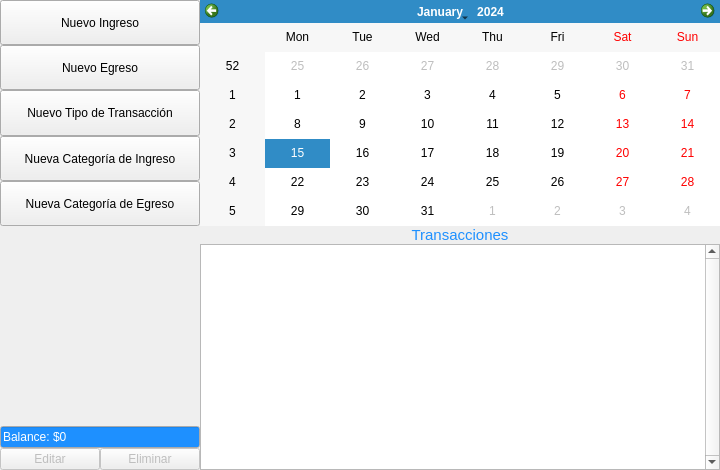
This is app/ui/principal.ui in JPpellegrini/controlador_finanzas as Qt 5 draws it before an edit. The edited form follows.
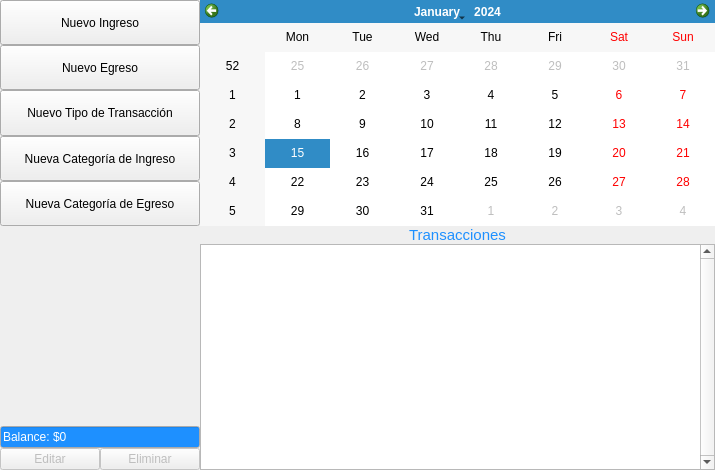
This is the edited form.

Commit message: Corrijo tamaños maximos y minimos de la ventana principal

The edit to the form file:
```diff
--- a/app/ui/principal.ui
+++ b/app/ui/principal.ui
@@ -6,19 +6,19 @@
    <rect>
     <x>0</x>
     <y>0</y>
-    <width>720</width>
+    <width>715</width>
     <height>470</height>
    </rect>
   </property>
   <property name="minimumSize">
    <size>
-    <width>720</width>
+    <width>715</width>
     <height>470</height>
    </size>
   </property>
   <property name="maximumSize">
    <size>
-    <width>750</width>
+    <width>715</width>
     <height>470</height>
    </size>
   </property>
```
